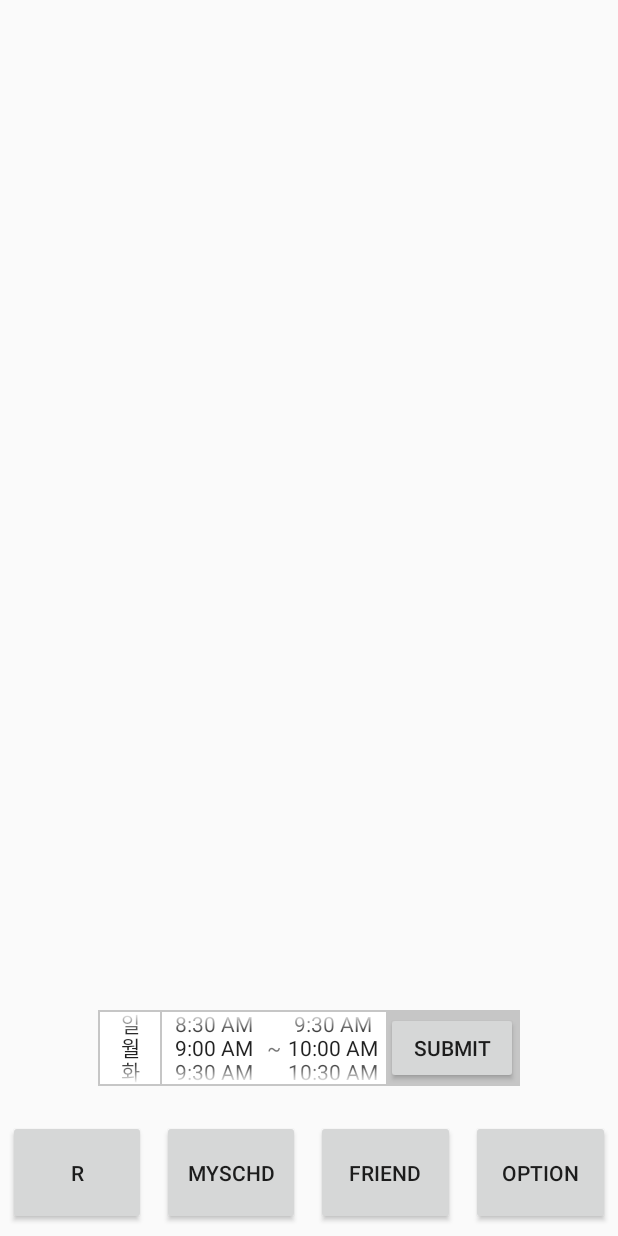
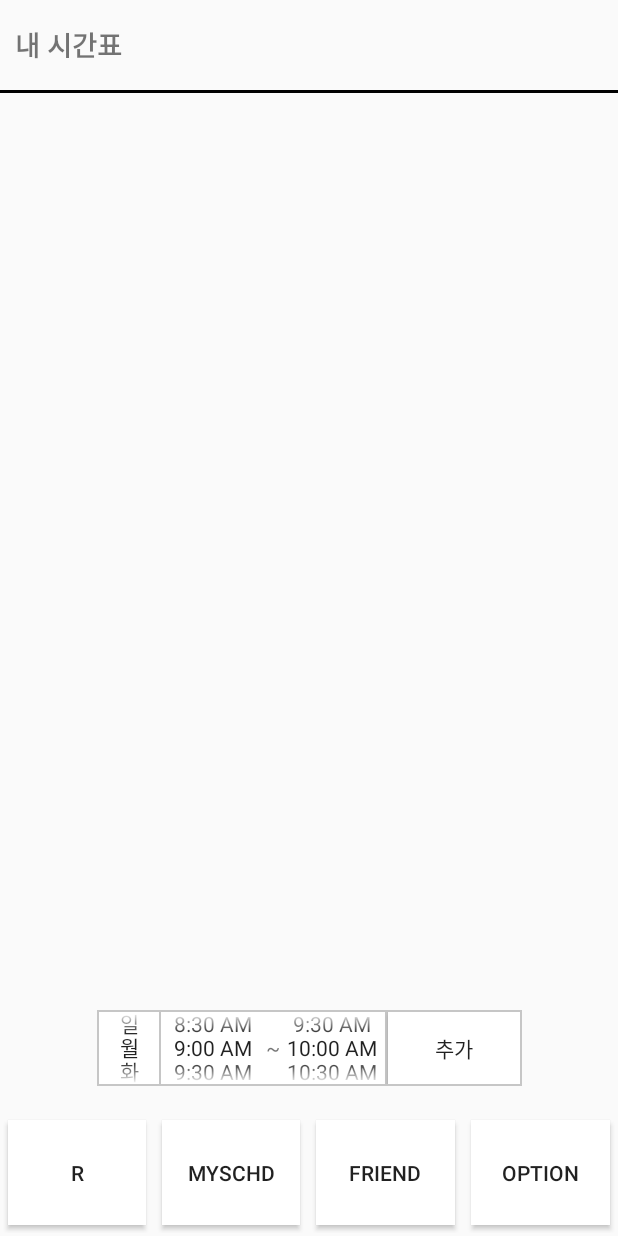
Before and after one commit to kwonsw055/Hillo, an Android app: the screen it shows after launch (MainActivity), after a tap on "MYSCHD", on a phone screen of 412 x 824 dp. Run offline under Robolectric (Android 15) with nearby library versions, the phone set to English and light mode, and no system bars; our stand-ins replace Room's generated code; libraries missing offline, so code that uses them is left out: com.kakao.auth, com.kakao.network, com.kakao.usermgmt; 4 statements that could not run were skipped.

Commit message:
polish UI

```diff
--- a/Frontend/app/src/main/java/com/freefriday/hillo/MainActivity.kt
+++ b/Frontend/app/src/main/java/com/freefriday/hillo/MainActivity.kt
@@ -46,22 +46,25 @@ class MainActivity : AppCompatActivity() {
         //Contains Fragment
         val main_frame = findViewById<FrameLayout>(R.id.main_frame)
 
+        val title = findViewById<TextView>(R.id.title_text)
+
         //Lambda function for switching fragments
         //Not using backstack.
         val changeFrag = {
-            frag : Fragment->
+            frag : Fragment, titlestr:String->
             val transaction = supportFragmentManager?.beginTransaction()
             transaction.replace(R.id.rec_frag, frag)
             transaction.commit()
+            title.text = titlestr
         }
 
         //Set recommendation button to switch fragments
         btn_rec.setOnClickListener {
-            changeFrag(RecFrag())
+            changeFrag(RecFrag(), getString(R.string.title_rec))
         }
         //Set my time table button to switch fragments
         btn_my.setOnClickListener {
-            changeFrag(TimeFrag())
+            changeFrag(TimeFrag(), getString(R.string.title_time))
         }
 
         //Instantiated using KakaoAdapter
--- a/Frontend/app/src/main/res/layout/activity_main.xml
+++ b/Frontend/app/src/main/res/layout/activity_main.xml
@@ -5,6 +5,36 @@
     android:layout_width="match_parent"
     android:layout_height="match_parent"
     tools:context=".MainActivity">
+
+    <LinearLayout
+        android:id="@+id/title_frame"
+        android:layout_width="match_parent"
+        android:layout_height="60dp"
+        android:gravity="left"
+        android:orientation="horizontal"
+        app:layout_constraintEnd_toEndOf="parent"
+        app:layout_constraintStart_toStartOf="parent"
+        app:layout_constraintTop_toTopOf="parent">
+
+        <TextView
+            android:id="@+id/title_text"
+            android:layout_width="wrap_content"
+            android:layout_height="match_parent"
+            android:layout_marginLeft="10dp"
+            android:gravity="center"
+            android:text="@string/title_rec"
+            android:textSize="18sp"
+            android:textStyle="bold" />
+    </LinearLayout>
+
+    <ImageView
+        android:id="@+id/title_bar"
+        android:layout_width="match_parent"
+        android:layout_height="2dp"
+        android:background="#000000"
+        app:layout_constraintEnd_toEndOf="parent"
+        app:layout_constraintStart_toStartOf="parent"
+        app:layout_constraintTop_toBottomOf="@+id/title_frame" />
 
     <FrameLayout
         android:id="@+id/main_frame"
@@ -16,7 +46,7 @@
         app:layout_constraintBottom_toTopOf="@+id/linearLayout"
         app:layout_constraintEnd_toEndOf="parent"
         app:layout_constraintStart_toStartOf="parent"
-        app:layout_constraintTop_toTopOf="parent">
+        app:layout_constraintTop_toBottomOf="@+id/title_bar">
 
         <fragment
             android:id="@+id/rec_frag"
@@ -42,6 +72,7 @@
             android:layout_height="@dimen/main_button_height"
             android:layout_margin="@dimen/main_button_margin"
             android:layout_weight="1"
+            android:background="#FFFFFF"
             android:text="R" />
 
         <Button
@@ -50,6 +81,7 @@
             android:layout_height="@dimen/main_button_height"
             android:layout_margin="@dimen/main_button_margin"
             android:layout_weight="1"
+            android:background="#FFFFFF"
             android:text="MySchd" />
 
         <Button
@@ -58,6 +90,7 @@
             android:layout_height="@dimen/main_button_height"
             android:layout_margin="@dimen/main_button_margin"
             android:layout_weight="1"
+            android:background="#FFFFFF"
             android:text="Friend" />
 
         <Button
@@ -66,6 +99,7 @@
             android:layout_height="@dimen/main_button_height"
             android:layout_margin="@dimen/main_button_margin"
             android:layout_weight="1"
+            android:background="#FFFFFF"
             android:text="Option" />
     </LinearLayout>
 
--- a/Frontend/app/src/main/res/layout/fragment_addtable.xml
+++ b/Frontend/app/src/main/res/layout/fragment_addtable.xml
@@ -56,7 +56,9 @@
             android:id="@+id/btn_submit"
             android:layout_width="wrap_content"
             android:layout_height="wrap_content"
-            android:text="SUBMIT" />
+            android:layout_marginLeft="2dp"
+            android:background="#FFFFFF"
+            android:text="@string/btn_add" />
     </LinearLayout>
 
     <TextView
@@ -74,6 +76,7 @@
         android:layout_width="match_parent"
         android:layout_height="0dp"
         android:layout_marginBottom="16dp"
+        android:scrollbars="vertical"
         app:layout_constraintBottom_toTopOf="@+id/linearLayout2"
         app:layout_constraintEnd_toEndOf="parent"
         app:layout_constraintStart_toStartOf="parent"
--- a/Frontend/app/src/main/res/layout/fragment_rec.xml
+++ b/Frontend/app/src/main/res/layout/fragment_rec.xml
@@ -18,7 +18,8 @@
             android:id="@+id/rv_view"
             android:layout_width="match_parent"
             android:layout_height="match_parent"
-            android:background="?android:windowBackground" />
+            android:background="?android:windowBackground"
+            android:scrollbars="vertical" />
     </androidx.swiperefreshlayout.widget.SwipeRefreshLayout>
 
 </androidx.constraintlayout.widget.ConstraintLayout>
--- a/Frontend/app/src/main/res/layout/recycler_rec_content.xml
+++ b/Frontend/app/src/main/res/layout/recycler_rec_content.xml
@@ -28,7 +28,7 @@
         android:layout_marginTop="3dp"
         android:layout_marginEnd="8dp"
         android:layout_marginRight="8dp"
-        android:text="만나기"
+        android:text="@string/btn_recstart"
         app:layout_constraintEnd_toEndOf="parent"
         app:layout_constraintTop_toTopOf="parent" />
 
@@ -39,7 +39,7 @@
         android:layout_marginEnd="8dp"
         android:layout_marginRight="8dp"
         android:layout_marginBottom="3dp"
-        android:text="추천 삭제"
+        android:text="@string/btn_delete"
         app:layout_constraintBottom_toBottomOf="parent"
         app:layout_constraintEnd_toEndOf="parent" />
 
--- a/Frontend/app/src/main/res/values/strings.xml
+++ b/Frontend/app/src/main/res/values/strings.xml
@@ -3,4 +3,8 @@
     <string name="toast_start_after_end">시작 시간과 끝 시간을 확인해주세요.</string>
     <string name="toast_overlap">시간이 겹칩니다.</string>
     <string name="btn_delete">삭제</string>
+    <string name="btn_add">추가</string>
+    <string name="btn_recstart">만나기</string>
+    <string name="title_rec">추천</string>
+    <string name="title_time">내 시간표</string>
 </resources>
```
